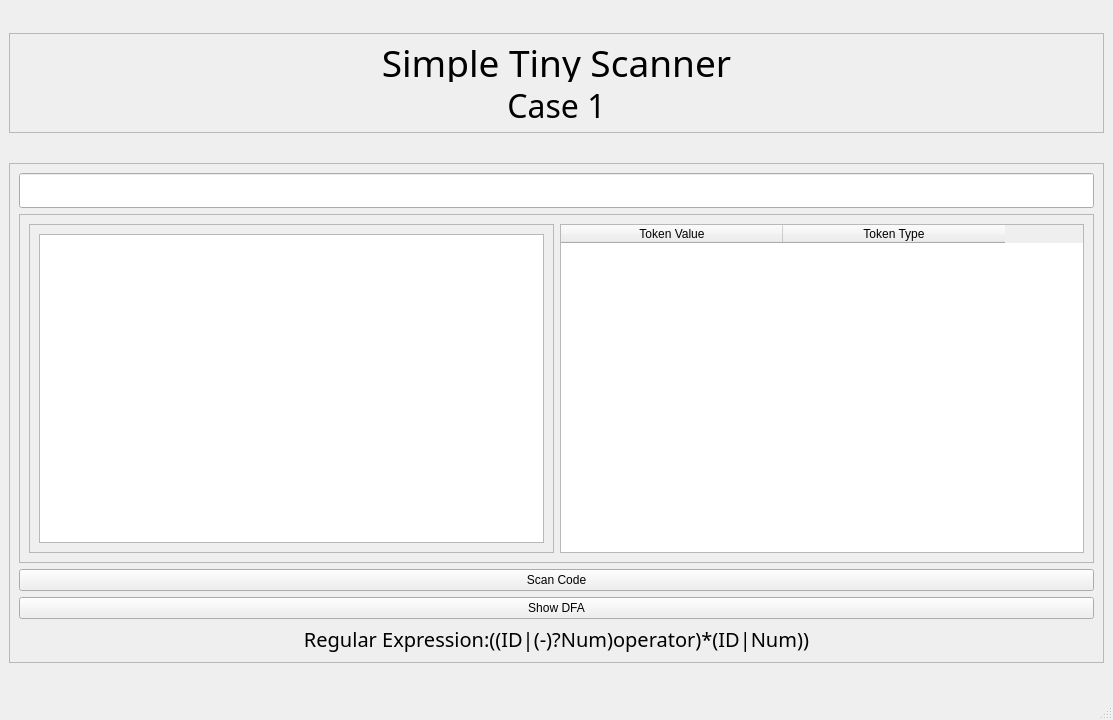
First picture: the form in GUITest.ui, repository mourra950/Compilers_Junior_Project, before the edit.
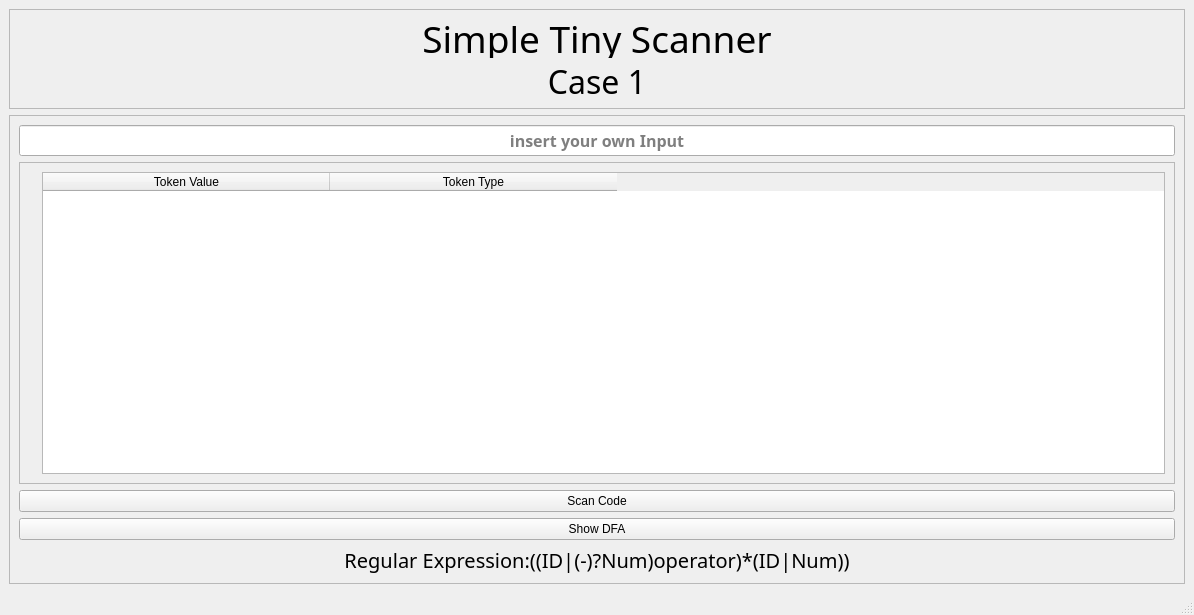
Second picture: the form after the edit. Icons and pictures are not drawn.

Patch:
```diff
--- a/GUITest.ui
+++ b/GUITest.ui
@@ -6,8 +6,8 @@
    <rect>
     <x>0</x>
     <y>0</y>
-    <width>1113</width>
-    <height>720</height>
+    <width>1194</width>
+    <height>615</height>
    </rect>
   </property>
   <property name="windowTitle">
@@ -103,7 +103,7 @@
          <property name="font">
           <font>
            <family>Mongolian Baiti</family>
-           <pointsize>14</pointsize>
+           <pointsize>12</pointsize>
            <weight>75</weight>
            <bold>true</bold>
           </font>
@@ -111,6 +111,9 @@
          <property name="alignment">
           <set>Qt::AlignCenter</set>
          </property>
+         <property name="placeholderText">
+          <string>insert your own Input</string>
+         </property>
         </widget>
        </item>
        <item>
@@ -123,29 +126,33 @@
          </property>
          <layout class="QHBoxLayout" name="horizontalLayout">
           <item>
-           <widget class="QFrame" name="frame_3">
-            <property name="frameShape">
-             <enum>QFrame::StyledPanel</enum>
+           <widget class="QLabel" name="label_4">
+            <property name="text">
+             <string/>
             </property>
-            <property name="frameShadow">
-             <enum>QFrame::Raised</enum>
+            <property name="pixmap">
+             <pixmap>DFA.png</pixmap>
             </property>
-            <layout class="QVBoxLayout" name="verticalLayout_3">
-             <item>
-              <widget class="QGraphicsView" name="graphicsView"/>
-             </item>
-            </layout>
+            <property name="scaledContents">
+             <bool>true</bool>
+            </property>
            </widget>
           </item>
           <item>
            <widget class="QTableWidget" name="tableWidget">
+            <property name="minimumSize">
+             <size>
+              <width>600</width>
+              <height>0</height>
+             </size>
+            </property>
             <property name="font">
              <font>
               <pointsize>9</pointsize>
              </font>
             </property>
             <attribute name="horizontalHeaderDefaultSectionSize">
-             <number>222</number>
+             <number>287</number>
             </attribute>
             <attribute name="horizontalHeaderShowSortIndicator" stdset="0">
              <bool>false</bool>
```
Left out of the diff: 2 changed lines with no effect on the pictures.
